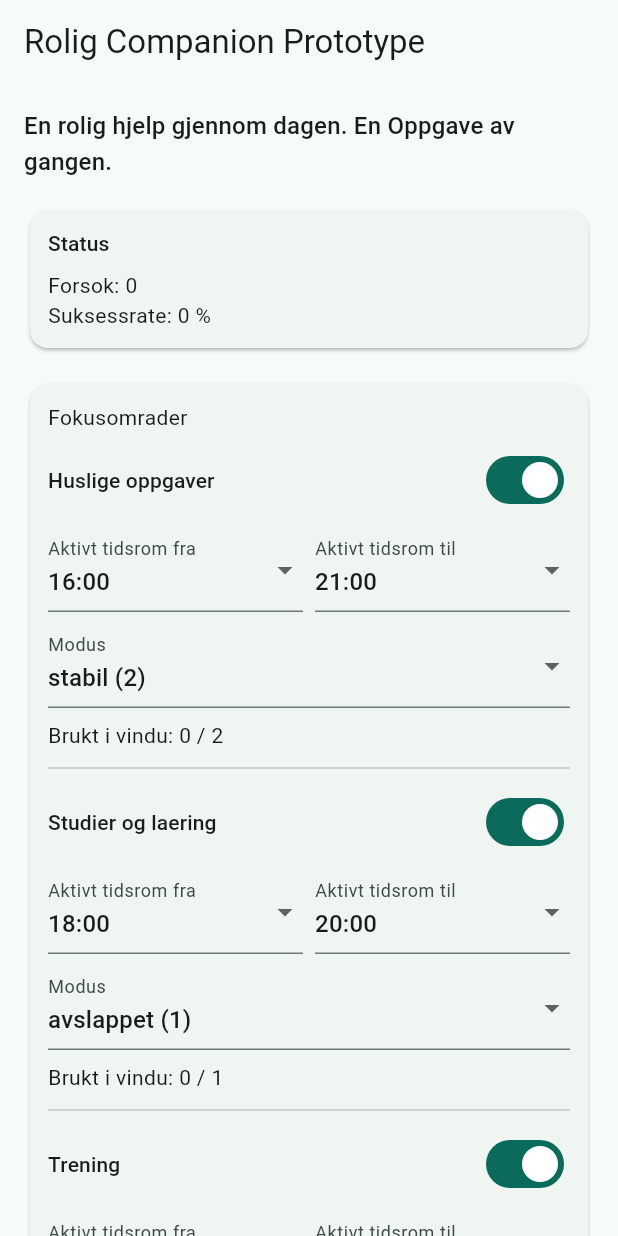
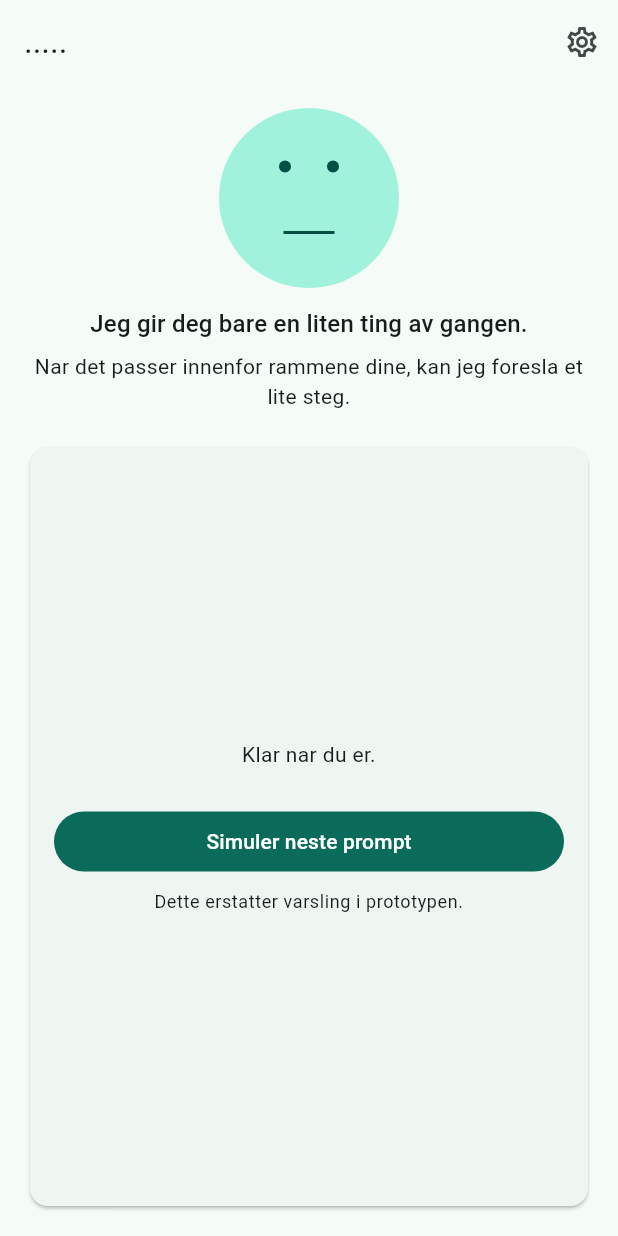
Before and after one commit to stianglomsrod/nikkoprogging, a Flutter app: the screen it shows after launch, on a phone screen of 412 x 824 dp. Run offline on Flutter 3.47's test engine with Material 3 defaults, Android fonts, the phone set to English and light mode, and no system bars.

Commit message:
Update PROJECT_DNA and TECH_DEBT documentation; enhance home page UI with companion figure and settings navigation

```diff
--- a/companion_app/lib/features/home/home_page.dart
+++ b/companion_app/lib/features/home/home_page.dart
@@ -64,7 +64,7 @@ class _HomePageState extends State<HomePage> {
         _currentMood = null;
         _currentTask = null;
         _statusMessage =
-            'Ingen fokusomrader er klare akkurat na. Juster Aktivt tidsrom eller Modus.';
+            'Ingen Fokusomrader er klare akkurat na. Du kan justere rammene i Innstillinger.';
         return;
       }
 
@@ -73,8 +73,7 @@ class _HomePageState extends State<HomePage> {
       _currentMood = null;
       _currentTask = null;
       _stage = PromptStage.mood;
-      _statusMessage =
-          'Prompt for ${area.name} ved kl ${_hourLabel(_simulatedHour)}.';
+      _statusMessage = null;
     });
   }
 
@@ -161,213 +160,193 @@ class _HomePageState extends State<HomePage> {
     });
   }
 
-  void _updateArea(String areaId, FocusArea Function(FocusArea area) updater) {
+  Future<void> _openSettings() async {
+    final result = await Navigator.of(context).push<_SettingsResult>(
+      MaterialPageRoute(
+        builder: (_) => _SettingsPage(
+          focusAreas: _focusAreas,
+          simulatedHour: _simulatedHour,
+        ),
+      ),
+    );
+
+    if (result == null) {
+      return;
+    }
+
     setState(() {
-      _focusAreas = _focusAreas
-          .map((area) => area.id == areaId ? updater(area) : area)
-          .toList(growable: false);
+      _focusAreas = result.focusAreas;
+      _simulatedHour = result.simulatedHour;
     });
   }
 
-  double get _successRate {
-    if (_attemptHistory.isEmpty) {
-      return 0;
+  String _moodLabel(Sinnsstemning mood) {
+    switch (mood) {
+      case Sinnsstemning.negativ:
+        return 'tung';
+      case Sinnsstemning.ok:
+        return 'ok';
+      case Sinnsstemning.energisk:
+        return 'energisk';
     }
-    final doneCount = _attemptHistory.where((entry) => entry.done).length;
-    return doneCount / _attemptHistory.length;
   }
 
   @override
   Widget build(BuildContext context) {
     return Scaffold(
-      appBar: AppBar(title: const Text('Rolig Companion Prototype')),
+      appBar: AppBar(
+        title: const Text('.....'),
+        actions: [
+          IconButton(
+            onPressed: _openSettings,
+            icon: const Icon(Icons.settings_outlined),
+            tooltip: 'Innstillinger',
+          ),
+        ],
+      ),
       body: SafeArea(
-        child: ListView(
+        child: Padding(
           padding: const EdgeInsets.all(16),
-          children: [
-            Text(
-              'En rolig hjelp gjennom dagen. En Oppgave av gangen.',
-              style: Theme.of(context).textTheme.titleMedium,
-            ),
-            const SizedBox(height: 16),
-            _buildOverviewCard(context),
-            const SizedBox(height: 16),
-            _buildFocusAreaCard(),
-            const SizedBox(height: 16),
-            _buildSchedulerCard(),
-            const SizedBox(height: 16),
-            _buildPromptFlowCard(context),
-          ],
+          child: Column(
+            crossAxisAlignment: CrossAxisAlignment.stretch,
+            children: [
+              const _CompanionFigure(),
+              const SizedBox(height: 12),
+              Text(
+                'Jeg gir deg bare en liten ting av gangen.',
+                textAlign: TextAlign.center,
+                style: Theme.of(context).textTheme.titleMedium,
+              ),
+              const SizedBox(height: 6),
+              Text(
+                'Nar det passer innenfor rammene dine, kan jeg foresla et lite steg.',
+                textAlign: TextAlign.center,
+                style: Theme.of(context).textTheme.bodyMedium,
+              ),
+              const SizedBox(height: 20),
+              Expanded(child: _buildMainCard(context)),
+            ],
+          ),
         ),
       ),
     );
   }
 
-  Widget _buildOverviewCard(BuildContext context) {
+  Widget _buildMainCard(BuildContext context) {
     return Card(
       child: Padding(
-        padding: const EdgeInsets.all(12),
-        child: Column(
-          crossAxisAlignment: CrossAxisAlignment.start,
-          children: [
-            Text('Status', style: Theme.of(context).textTheme.titleSmall),
-            const SizedBox(height: 8),
-            Text('Forsok: ${_attemptHistory.length}'),
-            Text('Suksessrate: ${(_successRate * 100).toStringAsFixed(0)} %'),
-            if (_statusMessage != null) ...[
-              const SizedBox(height: 8),
-              Text(_statusMessage!),
-            ],
-          ],
+        padding: const EdgeInsets.all(16),
+        child: AnimatedSwitcher(
+          duration: const Duration(milliseconds: 200),
+          child: _buildStageContent(context),
         ),
       ),
     );
   }
 
-  Widget _buildFocusAreaCard() {
-    return Card(
-      child: Padding(
-        padding: const EdgeInsets.all(12),
-        child: Column(
-          crossAxisAlignment: CrossAxisAlignment.start,
-          children: [
-            const Text('Fokusomrader'),
-            const SizedBox(height: 8),
-            for (final area in _focusAreas) ...[
-              _FocusAreaTile(
-                area: area,
-                promptsUsed: _promptsUsedPerArea[area.id] ?? 0,
-                onEnabledChanged: (value) {
-                  _updateArea(area.id, (a) => a.copyWith(enabled: value));
-                },
-                onStartChanged: (value) {
-                  _updateArea(area.id, (a) => a.copyWith(startHour: value));
-                },
-                onEndChanged: (value) {
-                  _updateArea(area.id, (a) => a.copyWith(endHour: value));
-                },
-                onModusChanged: (value) {
-                  _updateArea(area.id, (a) => a.copyWith(modus: value));
-                },
-              ),
-              const Divider(height: 24),
-            ],
-          ],
-        ),
-      ),
-    );
-  }
-
-  Widget _buildSchedulerCard() {
-    return Card(
-      child: Padding(
-        padding: const EdgeInsets.all(12),
-        child: Column(
-          crossAxisAlignment: CrossAxisAlignment.start,
-          children: [
-            const Text('Simulert scheduler'),
-            const SizedBox(height: 8),
-            Text('Simulert klokkeslett: ${_hourLabel(_simulatedHour)}'),
-            Slider(
-              value: _simulatedHour.toDouble(),
-              min: 0,
-              max: 23,
-              divisions: 23,
-              label: _hourLabel(_simulatedHour),
-              onChanged: (value) {
-                setState(() {
-                  _simulatedHour = value.round();
-                });
-              },
-            ),
-            ElevatedButton(
-              onPressed: _simulateNextPrompt,
-              child: const Text('Simuler neste prompt'),
-            ),
-          ],
-        ),
-      ),
-    );
-  }
-
-  Widget _buildPromptFlowCard(BuildContext context) {
+  Widget _buildStageContent(BuildContext context) {
     final activeArea = _activeFocusArea;
 
-    return Card(
-      child: Padding(
-        padding: const EdgeInsets.all(12),
-        child: Column(
-          crossAxisAlignment: CrossAxisAlignment.start,
-          children: [
-            Text('Promptflyt', style: Theme.of(context).textTheme.titleSmall),
+    if (_stage == PromptStage.idle) {
+      return Column(
+        key: const ValueKey('idle'),
+        crossAxisAlignment: CrossAxisAlignment.stretch,
+        children: [
+          const Spacer(),
+          const Text('Klar nar du er.', textAlign: TextAlign.center),
+          const SizedBox(height: 8),
+          if (_statusMessage != null)
+            Text(_statusMessage!, textAlign: TextAlign.center),
+          const SizedBox(height: 16),
+          FilledButton(
+            onPressed: _simulateNextPrompt,
+            child: const Text('Simuler neste prompt'),
+          ),
+          const SizedBox(height: 8),
+          Text(
+            'Dette erstatter varsling i prototypen.',
+            textAlign: TextAlign.center,
+            style: Theme.of(context).textTheme.bodySmall,
+          ),
+          const Spacer(),
+        ],
+      );
+    }
+
+    if (_stage == PromptStage.mood) {
+      return Column(
+        key: const ValueKey('mood'),
+        crossAxisAlignment: CrossAxisAlignment.stretch,
+        children: [
+          if (activeArea != null)
+            Text(
+              activeArea.name,
+              textAlign: TextAlign.center,
+              style: Theme.of(context).textTheme.bodySmall,
+            ),
+          const SizedBox(height: 12),
+          const Text(
+            'Hvordan er stemningen akkurat na?',
+            textAlign: TextAlign.center,
+          ),
+          const SizedBox(height: 12),
+          for (final mood in Sinnsstemning.values) ...[
+            FilledButton.tonal(
+              onPressed: () => _selectMood(mood),
+              child: Text(_moodLabel(mood)),
+            ),
             const SizedBox(height: 8),
-            if (activeArea != null)
-              Text('Aktivt Fokusomrade: ${activeArea.name}'),
-            if (_stage == PromptStage.idle)
-              const Text(
-                'Trykk "Simuler neste prompt" nar appen skal foresla en Oppgave.',
-              ),
-            if (_stage == PromptStage.mood) _buildMoodStep(),
-            if (_stage == PromptStage.task) _buildTaskStep(),
-            if (_stage == PromptStage.result) _buildResultStep(),
           ],
-        ),
-      ),
-    );
-  }
+        ],
+      );
+    }
 
-  Widget _buildMoodStep() {
-    return Column(
-      crossAxisAlignment: CrossAxisAlignment.start,
-      children: [
-        const Text('Hvordan er stemningen akkurat na?'),
-        const SizedBox(height: 8),
-        Wrap(
-          spacing: 8,
-          children: [
-            for (final mood in Sinnsstemning.values)
-              OutlinedButton(
-                onPressed: () => _selectMood(mood),
-                child: Text(mood.label),
-              ),
-          ],
-        ),
-      ],
-    );
+    if (_stage == PromptStage.task) {
+      return _buildTaskStep();
+    }
+
+    return _buildResultStep();
   }
 
   Widget _buildTaskStep() {
     final task = _currentTask;
     if (task == null) {
       return Column(
-        crossAxisAlignment: CrossAxisAlignment.start,
+        key: const ValueKey('task-empty'),
+        crossAxisAlignment: CrossAxisAlignment.stretch,
         children: [
-          const Text('Ingen Oppgave funnet akkurat na.'),
-          const SizedBox(height: 8),
+          const Text(
+            'Fant ingen Oppgave akkurat na.',
+            textAlign: TextAlign.center,
+          ),
+          const SizedBox(height: 12),
           TextButton(onPressed: _resetToIdle, child: const Text('Tilbake')),
         ],
       );
     }
 
     return Column(
-      crossAxisAlignment: CrossAxisAlignment.start,
+      key: const ValueKey('task'),
+      crossAxisAlignment: CrossAxisAlignment.stretch,
       children: [
-        Text('Oppgave: ${task.title}'),
+        const Text('Et lite steg', textAlign: TextAlign.center),
         const SizedBox(height: 8),
-        const Text('Fikk du gjort oppgaven?'),
+        Text(
+          task.title,
+          textAlign: TextAlign.center,
+          style: Theme.of(context).textTheme.titleMedium,
+        ),
+        const SizedBox(height: 16),
+        const Text('Fikk du gjort oppgaven?', textAlign: TextAlign.center),
+        const SizedBox(height: 12),
+        FilledButton(
+          onPressed: () => _submitResult(true),
+          child: const Text('Ja'),
+        ),
         const SizedBox(height: 8),
-        Wrap(
-          spacing: 8,
-          children: [
-            FilledButton(
-              onPressed: () => _submitResult(true),
-              child: const Text('Ja'),
-            ),
-            OutlinedButton(
-              onPressed: () => _submitResult(false),
-              child: const Text('Nei'),
-            ),
-          ],
+        OutlinedButton(
+          onPressed: () => _submitResult(false),
+          child: const Text('Nei'),
         ),
       ],
     );
@@ -375,28 +354,194 @@ class _HomePageState extends State<HomePage> {
 
   Widget _buildResultStep() {
     return Column(
-      crossAxisAlignment: CrossAxisAlignment.start,
+      key: const ValueKey('result'),
+      crossAxisAlignment: CrossAxisAlignment.stretch,
       children: [
-        Text(_resultMessage ?? ''),
-        const SizedBox(height: 8),
-        TextButton(
+        const Spacer(),
+        Text(_resultMessage ?? '', textAlign: TextAlign.center),
+        const SizedBox(height: 12),
+        FilledButton.tonal(
           onPressed: _resetToIdle,
-          child: const Text('Klar for neste prompt'),
+          child: const Text('Tilbake til rolig visning'),
         ),
+        const Spacer(),
       ],
     );
   }
+}
 
-  String _hourLabel(int hour) {
-    final text = hour.toString().padLeft(2, '0');
-    return '$text:00';
+class _CompanionFigure extends StatelessWidget {
+  const _CompanionFigure();
+
+  @override
+  Widget build(BuildContext context) {
+    final colors = Theme.of(context).colorScheme;
+    return Center(
+      child: Container(
+        width: 120,
+        height: 120,
+        decoration: BoxDecoration(
+          shape: BoxShape.circle,
+          color: colors.primaryContainer,
+        ),
+        child: Stack(
+          alignment: Alignment.center,
+          children: [
+            Positioned(
+              top: 35,
+              left: 40,
+              child: CircleAvatar(
+                radius: 4,
+                backgroundColor: colors.onPrimaryContainer,
+              ),
+            ),
+            Positioned(
+              top: 35,
+              right: 40,
+              child: CircleAvatar(
+                radius: 4,
+                backgroundColor: colors.onPrimaryContainer,
+              ),
+            ),
+            Positioned(
+              bottom: 36,
+              child: Container(
+                width: 34,
+                height: 14,
+                decoration: BoxDecoration(
+                  border: Border(
+                    bottom: BorderSide(
+                      color: colors.onPrimaryContainer,
+                      width: 2,
+                    ),
+                  ),
+                ),
+              ),
+            ),
+          ],
+        ),
+      ),
+    );
   }
+}
+
+class _SettingsResult {
+  const _SettingsResult({
+    required this.focusAreas,
+    required this.simulatedHour,
+  });
+
+  final List<FocusArea> focusAreas;
+  final int simulatedHour;
+}
+
+class _SettingsPage extends StatefulWidget {
+  const _SettingsPage({required this.focusAreas, required this.simulatedHour});
+
+  final List<FocusArea> focusAreas;
+  final int simulatedHour;
+
+  @override
+  State<_SettingsPage> createState() => _SettingsPageState();
+}
+
+class _SettingsPageState extends State<_SettingsPage> {
+  late List<FocusArea> _localFocusAreas;
+  late int _localHour;
+
+  @override
+  void initState() {
+    super.initState();
+    _localFocusAreas = widget.focusAreas
+        .map(
+          (area) => area.copyWith(
+            enabled: area.enabled,
+            startHour: area.startHour,
+            endHour: area.endHour,
+            modus: area.modus,
+          ),
+        )
+        .toList(growable: true);
+    _localHour = widget.simulatedHour;
+  }
+
+  void _saveAndClose() {
+    Navigator.of(context).pop(
+      _SettingsResult(focusAreas: _localFocusAreas, simulatedHour: _localHour),
+    );
+  }
+
+  void _updateArea(String areaId, FocusArea Function(FocusArea area) updater) {
+    setState(() {
+      _localFocusAreas = _localFocusAreas
+          .map((area) => area.id == areaId ? updater(area) : area)
+          .toList(growable: true);
+    });
+  }
+
+  @override
+  Widget build(BuildContext context) {
+    return Scaffold(
+      appBar: AppBar(
+        title: const Text('Innstillinger'),
+        leading: IconButton(
+          onPressed: () => Navigator.of(context).pop(),
+          icon: const Icon(Icons.arrow_back),
+        ),
+        actions: [
+          TextButton(onPressed: _saveAndClose, child: const Text('Lagre')),
+        ],
+      ),
+      body: ListView(
+        padding: const EdgeInsets.all(16),
+        children: [
+          const Text('Fokusomrader'),
+          const SizedBox(height: 8),
+          for (final area in _localFocusAreas) ...[
+            _FocusAreaTile(
+              area: area,
+              onEnabledChanged: (value) {
+                _updateArea(area.id, (a) => a.copyWith(enabled: value));
+              },
+              onStartChanged: (value) {
+                _updateArea(area.id, (a) => a.copyWith(startHour: value));
+              },
+              onEndChanged: (value) {
+                _updateArea(area.id, (a) => a.copyWith(endHour: value));
+              },
+              onModusChanged: (value) {
+                _updateArea(area.id, (a) => a.copyWith(modus: value));
+              },
+            ),
+            const Divider(height: 24),
+          ],
+          const SizedBox(height: 8),
+          const Text('Simulert tid for prototype'),
+          const SizedBox(height: 8),
+          Text(_hourLabel(_localHour)),
+          Slider(
+            value: _localHour.toDouble(),
+            min: 0,
+            max: 23,
+            divisions: 23,
+            label: _hourLabel(_localHour),
+            onChanged: (value) {
+              setState(() {
+                _localHour = value.round();
+              });
+            },
+          ),
+        ],
+      ),
+    );
+  }
+
+  String _hourLabel(int hour) => '${hour.toString().padLeft(2, '0')}:00';
 }
 
 class _FocusAreaTile extends StatelessWidget {
   const _FocusAreaTile({
     required this.area,
-    required this.promptsUsed,
     required this.onEnabledChanged,
     required this.onStartChanged,
     required this.onEndChanged,
@@ -404,7 +549,6 @@ class _FocusAreaTile extends StatelessWidget {
   });
 
   final FocusArea area;
-  final int promptsUsed;
   final ValueChanged<bool> onEnabledChanged;
   final ValueChanged<int> onStartChanged;
   final ValueChanged<int> onEndChanged;
@@ -489,8 +633,6 @@ class _FocusAreaTile extends StatelessWidget {
             }
           },
         ),
-        const SizedBox(height: 8),
-        Text('Brukt i vindu: $promptsUsed / ${area.modus.maxPrompts}'),
       ],
     );
   }
```
Also changed, not shown: 3 other files.
